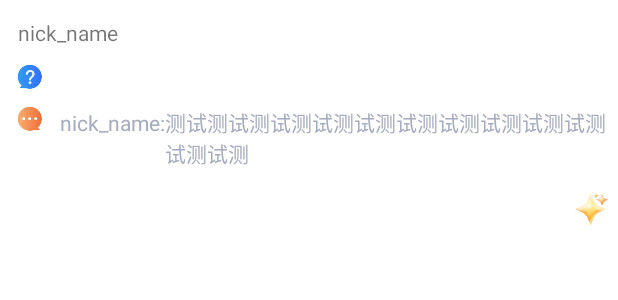
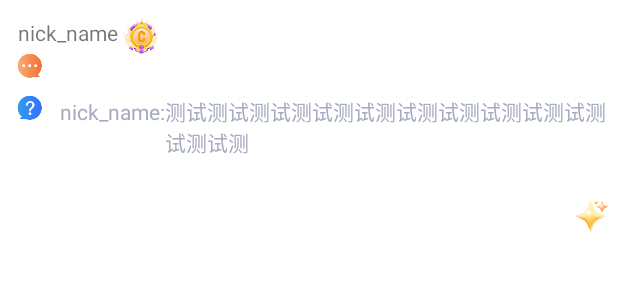
Before and after one commit to ZBL-Kiven/IM-grpc, an Android app: the layout im_msg_bubble_content.xml on its own in the app's theme, with its tools: preview values and no code run, on a phone screen of 412 x 824 dp. Shown: the top 300 px of the screen. Run offline under Robolectric (Android 15) with nearby library versions, the phone set to English and light mode, and no system bars.

Commit message:
1.布局调整

```diff
--- a/im-cc-ui/src/main/res/layout/im_msg_bubble_content.xml
+++ b/im-cc-ui/src/main/res/layout/im_msg_bubble_content.xml
@@ -2,30 +2,47 @@
 <LinearLayout xmlns:android="http://schemas.android.com/apk/res/android"
     xmlns:tools="http://schemas.android.com/tools"
     android:layout_width="match_parent"
-    android:layout_height="match_parent"
+    android:layout_height="wrap_content"
     android:orientation="vertical">
 
 
-    <androidx.appcompat.widget.AppCompatTextView
-        android:id="@+id/im_msg_item_normal_text_tv_nickname"
+    <LinearLayout
         android:layout_width="wrap_content"
         android:layout_height="wrap_content"
-        android:layout_margin="12dp"
+        android:orientation="horizontal"
+        android:layout_marginTop="12dp"
         android:layout_marginStart="12dp"
-        tools:text="nick_name" />
+        android:id="@+id/im_msg_bubble_ll_time"
+        >
+
+        <androidx.appcompat.widget.AppCompatTextView
+            android:id="@+id/im_msg_item_normal_text_tv_nickname"
+            android:layout_width="wrap_content"
+            android:layout_height="wrap_content"
+            tools:text="nick_name" />
+
+        <androidx.appcompat.widget.AppCompatImageView
+            android:layout_width="wrap_content"
+            android:layout_height="wrap_content"
+            android:src="@drawable/icon_is_owner_normal"
+            android:layout_marginStart="3dp"
+            android:id="@+id/im_msg_bubble_img_owner"
+            />
+
+    </LinearLayout>
 
     <LinearLayout
-        android:layout_width="match_parent"
+        android:layout_width="wrap_content"
         android:layout_height="wrap_content"
         android:layout_marginStart="12dp"
         android:layout_marginBottom="12dp"
         android:orientation="horizontal">
 
         <androidx.appcompat.widget.AppCompatImageView
-            android:id="@+id/im_msg_item_normal_icon_question"
+            android:id="@+id/im_msg_item_normal_icon_reply"
             android:layout_width="wrap_content"
             android:layout_height="wrap_content"
-            android:src="@drawable/icon_question_normal" />
+            android:src="@drawable/icon_huida_normal" />
 
         <FrameLayout
             android:id="@+id/im_msg_bubble_viewstub"
@@ -37,22 +54,27 @@
 
 
     <LinearLayout
+        android:id="@+id/im_msg_bubble_content_ll_question"
         android:layout_width="match_parent"
         android:layout_height="wrap_content"
         android:layout_marginStart="12dp"
         android:layout_marginBottom="12dp"
-        android:orientation="horizontal">
+        android:orientation="horizontal"
+        android:visibility="gone"
+        tools:visibility="visible">
+
 
         <androidx.appcompat.widget.AppCompatImageView
-            android:id="@+id/im_msg_item_normal_icon_reply"
+            android:id="@+id/im_msg_item_normal_icon_question"
             android:layout_width="wrap_content"
             android:layout_height="wrap_content"
-            android:src="@drawable/icon_huida_normal" />
+            android:src="@drawable/icon_question_normal" />
 
         <LinearLayout
-            android:layout_width="match_parent"
+            android:layout_width="wrap_content"
             android:layout_height="wrap_content"
             android:layout_marginStart="12dp"
+            android:layout_marginBottom="12dp"
             android:orientation="horizontal">
 
             <androidx.appcompat.widget.AppCompatTextView
--- a/im-cc-ui/src/main/res/layout/im_msg_item_bottom.xml
+++ b/im-cc-ui/src/main/res/layout/im_msg_item_bottom.xml
@@ -14,7 +14,6 @@
         android:layout_marginTop="8dp"
         android:layout_toStartOf="@id/im_msg_item_bottom_group_reward_item"
         android:textColor="@color/nickname_color_black"
-        android:textStyle="bold"
         tools:text="12 m ago" />
 
     <com.zj.imUi.widget.GroupRewardMeItem
--- a/im-cc-ui/src/main/res/layout/im_msg_item_title.xml
+++ b/im-cc-ui/src/main/res/layout/im_msg_item_title.xml
@@ -16,7 +16,6 @@
         android:maxLines="1"
         android:textColor="@color/nickname_color_black"
         android:textSize="14sp"
-        android:textStyle="bold"
         tools:text="Nickname" />
 
     <androidx.appcompat.widget.AppCompatImageView
@@ -26,7 +25,7 @@
         android:layout_marginStart="3dp"
         android:layout_marginTop="4dp"
         android:layout_toEndOf="@+id/im_msg_item_title_tv_nickname"
-        android:src="@drawable/icon_renzheng_normal"
+        android:src="@drawable/icon_is_owner_normal"
         android:visibility="gone" />
 
     <com.zj.imUi.widget.GroupRewardItem
```
Also changed, not shown: im-cc-ui/src/main/java/com/zj/imUi/items/IMBubbleContentItem.kt (+11 -2 lines), im-cc-ui/src/main/res/drawable-xxhdpi/icon_is_owner_normal.png (renamed from im-cc-ui/src/main/res/drawable-xxhdpi/icon_renzheng_normal.png).
